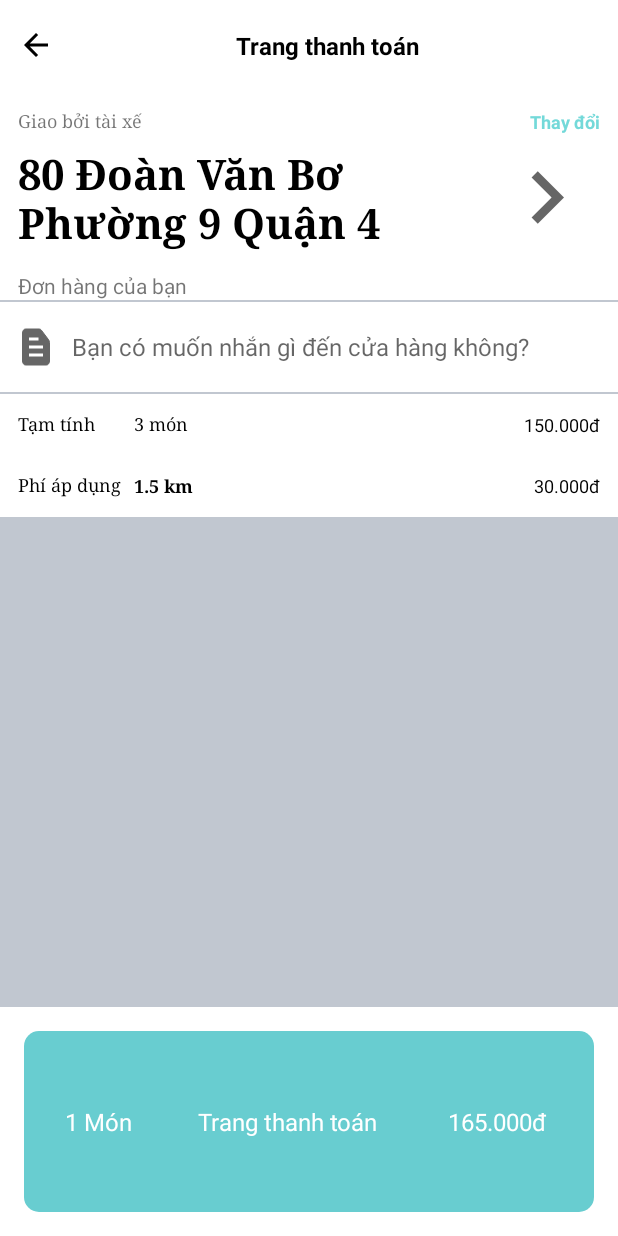
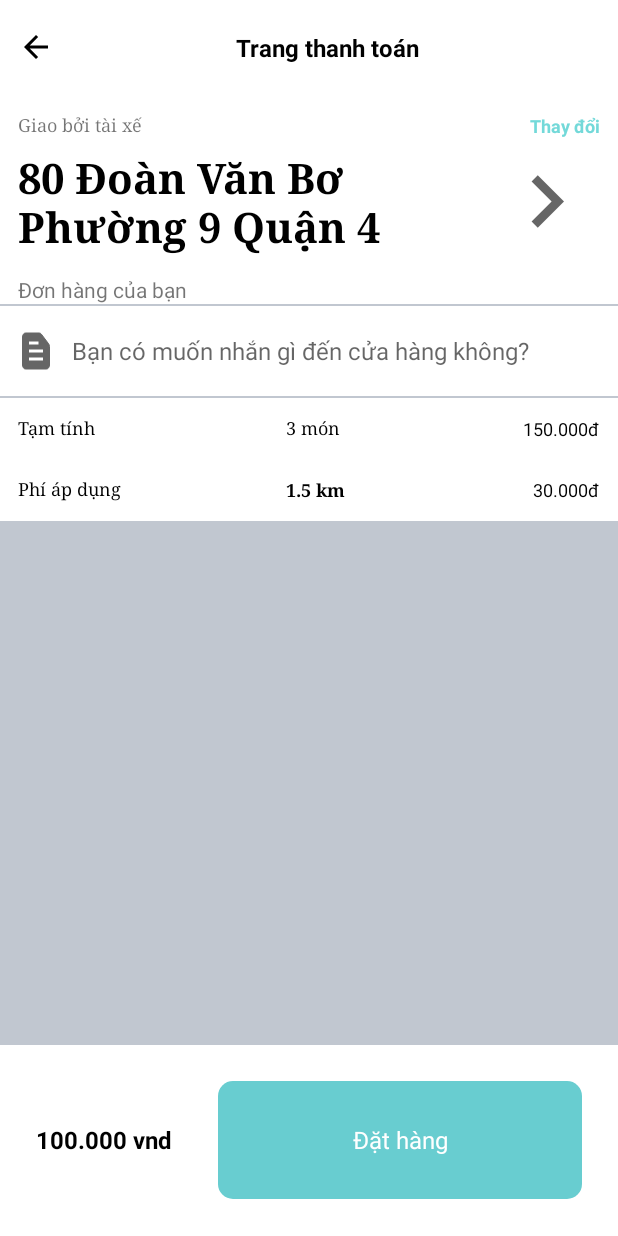
Before and after one commit to binhsmoke/FoodApp, an Android app: the layout activity_receipt.xml on its own in the app's theme, with its tools: preview values and no code run, on a phone screen of 412 x 824 dp. Run offline under Robolectric (Android 15) with nearby library versions, the phone set to English and light mode, and no system bars.

Commit message:
trang thanh toan

```diff
--- a/app/src/main/AndroidManifest.xml
+++ b/app/src/main/AndroidManifest.xml
@@ -47,6 +47,9 @@
         <activity
             android:name=".Activity.MainActivity"
             android:exported="true" />
+        <activity
+            android:name=".Activity.ReceiptActivity"
+            android:exported="true" />
         <activity android:name=".Activity.WelcomeActivity" />
     </application>
 
--- a/app/src/main/java/com/example/baemin/Activity/ReceiptActivity.java
+++ b/app/src/main/java/com/example/baemin/Activity/ReceiptActivity.java
@@ -12,5 +12,6 @@ public class ReceiptActivity extends AppCompatActivity {
     protected void onCreate(Bundle savedInstanceState) {
         super.onCreate(savedInstanceState);
         setContentView(R.layout.activity_receipt);
+        //link dum a nhe ,
     }
 }
--- a/app/src/main/res/layout/activity_cart.xml
+++ b/app/src/main/res/layout/activity_cart.xml
@@ -81,6 +81,7 @@
                 android:textSize="16sp" />
 
             <TextView
+                android:id="@+id/tvGoToReceipt"
                 android:layout_width="0dp"
                 android:layout_height="match_parent"
                 android:layout_weight=".6"
--- a/app/src/main/res/layout/activity_detail.xml
+++ b/app/src/main/res/layout/activity_detail.xml
@@ -86,13 +86,11 @@
         </LinearLayout>
 
 
-
     </LinearLayout>
 
     <LinearLayout
         android:layout_width="match_parent"
         android:layout_height="0dp"
-
         android:layout_weight=".20"
         android:background="@color/white"
         android:baselineAligned="false"
@@ -154,7 +152,6 @@
             android:id="@+id/llBtnAdd"
             >
 
-
             <TextView
 
                 android:layout_width="0dp"
--- a/app/src/main/res/layout/activity_receipt.xml
+++ b/app/src/main/res/layout/activity_receipt.xml
@@ -146,7 +146,7 @@
                 <TextView
                     android:layout_width="0dp"
                     android:layout_height="match_parent"
-                    android:layout_weight=".1"
+                    android:layout_weight=".3"
                     android:text="Tạm tính"
                     android:textSize="12sp"
                     android:textColor="@color/black"
@@ -154,7 +154,7 @@
                 <TextView
                     android:layout_width="0dp"
                     android:layout_height="match_parent"
-                    android:layout_weight=".2"
+                    android:layout_weight=".15"
                     android:text="3 món"
                     android:textSize="12sp"
                     android:textColor="@color/black"
@@ -180,7 +180,7 @@
                 <TextView
                     android:layout_width="0dp"
                     android:layout_height="match_parent"
-                    android:layout_weight=".1"
+                    android:layout_weight=".3"
                     android:text="Phí áp dụng"
                     android:textSize="12sp"
                     android:textColor="@color/black"
@@ -188,7 +188,7 @@
                 <TextView
                     android:layout_width="0dp"
                     android:layout_height="match_parent"
-                    android:layout_weight=".2"
+                    android:layout_weight=".15"
                     android:text="1.5 km"
                     android:textStyle="bold"
                     android:textSize="12sp"
@@ -217,7 +217,7 @@
         android:layout_width="match_parent"
         android:layout_height="0dp"
         android:layout_gravity="bottom"
-        android:layout_weight=".25"
+        android:layout_weight=".2"
         android:background="@color/white"
         android:gravity="center"
         android:orientation="horizontal">
@@ -226,7 +226,7 @@
             android:layout_width="match_parent"
             android:layout_height="match_parent"
             android:layout_margin="16dp"
-            android:background="@drawable/focus_button"
+
             android:orientation="horizontal"
             android:padding="8dp">
 
@@ -235,9 +235,10 @@
                 android:layout_height="match_parent"
                 android:layout_weight=".3"
                 android:gravity="center"
-                android:text="1 Món"
-                android:textAlignment="center"
-                android:textColor="@color/white"
+                android:text="100.000 vnd"
+                android:textStyle="bold"
+                android:textAlignment="textStart"
+                android:textColor="@color/black"
                 android:textSize="16sp" />
 
             <TextView
@@ -245,20 +246,12 @@
                 android:layout_height="match_parent"
                 android:layout_weight=".6"
                 android:gravity="center"
-                android:text="Trang thanh toán"
+                android:text="Đặt hàng"
                 android:textAlignment="center"
                 android:textColor="@color/white"
+                android:background="@drawable/focus_button"
                 android:textSize="16sp" />
 
-            <TextView
-                android:layout_width="0dp"
-                android:layout_height="match_parent"
-                android:layout_weight=".4"
-                android:gravity="center"
-                android:text="165.000đ"
-                android:textAlignment="center"
-                android:textColor="@color/white"
-                android:textSize="16sp" />
 
 
         </LinearLayout>
```
Also changed, not shown: app/src/main/java/com/example/baemin/Activity/CartActivity.java (+11 -0 lines), app/src/main/java/com/example/baemin/Adapter/RestaurantAdapter.java (deleted, +0 -63 lines), app/src/main/java/com/example/baemin/Model/CategoriesModel.java (deleted, +0 -29 lines), app/src/main/java/com/example/baemin/Model/FoodModel.java (deleted, +0 -49 lines), app/src/main/java/com/example/baemin/Model/RestaurantModel.java (deleted, +0 -27 lines), app/src/main/res/layout/item_restaurent.xml (deleted, +0 -39 lines), app/src/main/res/layout/layout_categories.xml (deleted, +0 -14 lines).
